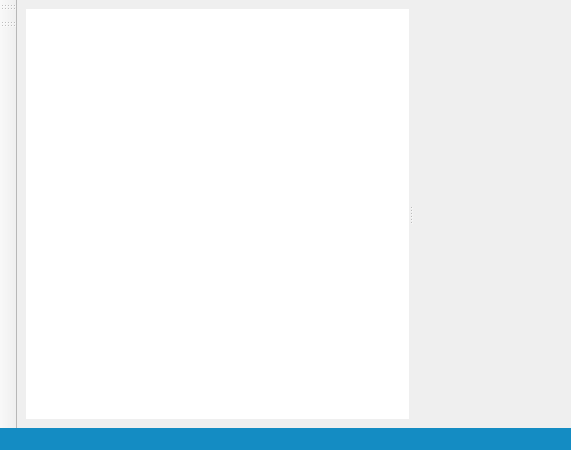
First picture: the form in retroshare-gui/src/gui/MainWindow.ui, repository RetroShare/RetroShare, before the edit.
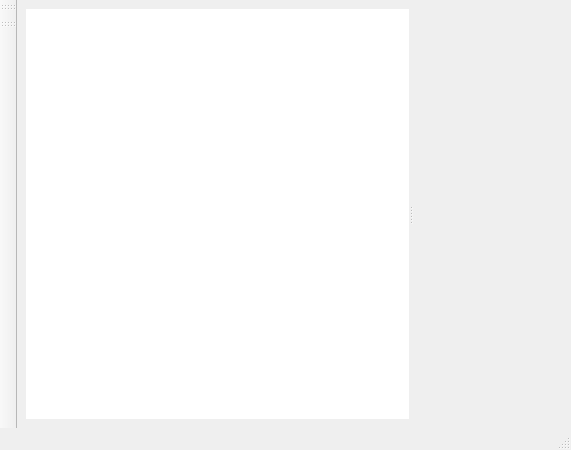
Second picture: the form after the edit. Icons and pictures are not drawn. Custom widgets are drawn as their Qt base class.

What changed in the file:
```diff
--- a/retroshare-gui/src/gui/MainWindow.ui
+++ b/retroshare-gui/src/gui/MainWindow.ui
@@ -104,8 +104,8 @@
    <property name="autoFillBackground">
     <bool>false</bool>
    </property>
-   <property name="styleSheet">
-    <string notr="true">background-color: rgb(20, 140, 195);</string>
+   <property name="inputMethodHints">
+    <set>Qt::ImhNone</set>
    </property>
   </widget>
   <widget class="QToolBar" name="toolBarPage">
```
Left out of the diff: 3 changed lines with no effect on the pictures.
